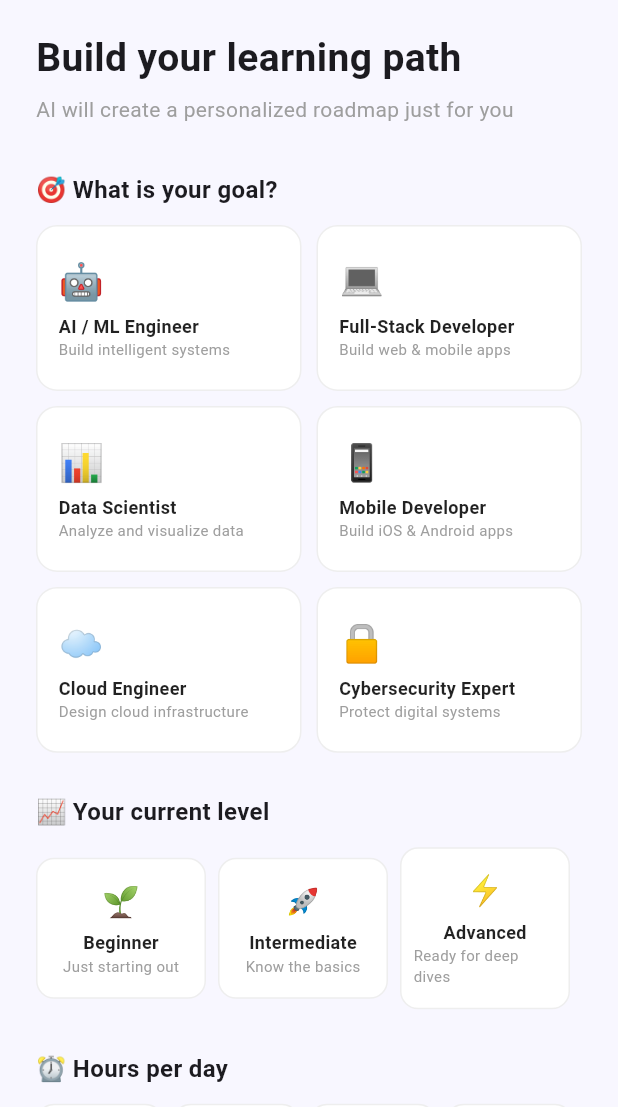
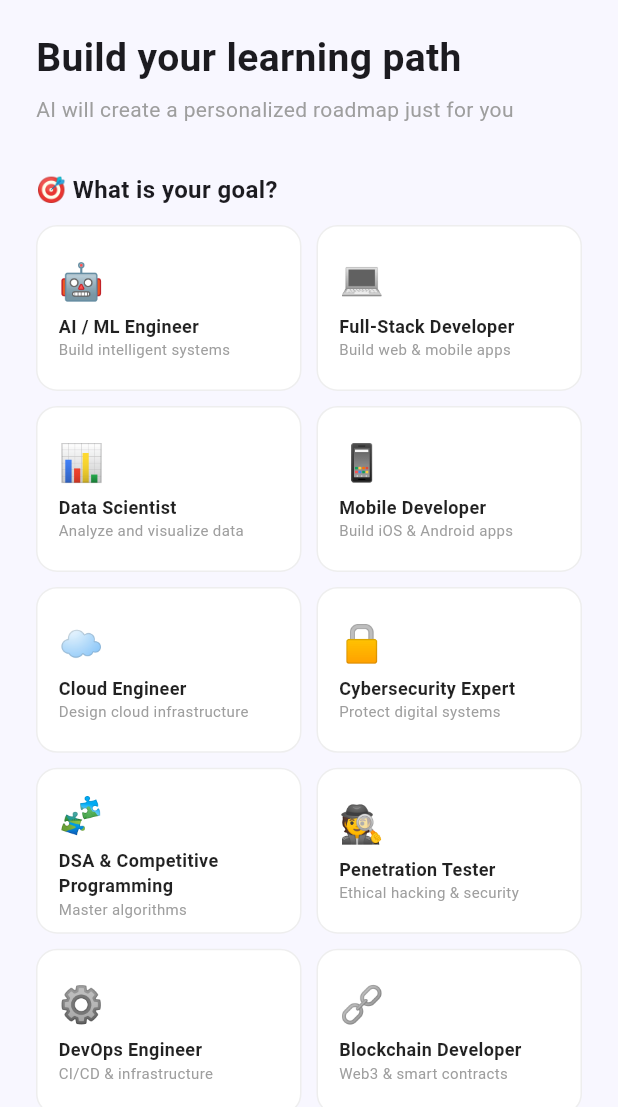
Before and after one commit to malaikaarif/skill-path-ai, a Flutter app: the OnboardingScreen screen opened by its route, on a phone screen of 412 x 824 dp, the part 129-1236 px from its top. Run offline on Flutter 3.47's test engine with Material 3 defaults, Android fonts, the phone set to English and light mode, and no system bars; our stand-ins replace cloud_firestore, firebase_auth, firebase_core, flutter_riverpod, go_router; accounts and stored records are empty; statements that could not run were skipped.

Commit message:
feat: expanded goals + curated resources for DSA, cybersecurity, pentesting, devops, blockchain

```diff
--- a/lib/screens/onboarding_screen.dart
+++ b/lib/screens/onboarding_screen.dart
@@ -22,6 +22,10 @@ class _OnboardingScreenState extends State<OnboardingScreen> {
     {'title': 'Mobile Developer', 'icon': '📱', 'desc': 'Build iOS & Android apps'},
     {'title': 'Cloud Engineer', 'icon': '☁️', 'desc': 'Design cloud infrastructure'},
     {'title': 'Cybersecurity Expert', 'icon': '🔒', 'desc': 'Protect digital systems'},
+    {'title': 'DSA & Competitive Programming', 'icon': '🧩', 'desc': 'Master algorithms'},
+    {'title': 'Penetration Tester', 'icon': '🕵️', 'desc': 'Ethical hacking & security'},
+    {'title': 'DevOps Engineer', 'icon': '⚙️', 'desc': 'CI/CD & infrastructure'},
+    {'title': 'Blockchain Developer', 'icon': '🔗', 'desc': 'Web3 & smart contracts'},
   ];
 
   final levels = [
--- a/lib/services/claude_service.dart
+++ b/lib/services/claude_service.dart
@@ -83,6 +83,47 @@ class ClaudeService {
       {'title': 'CS50 - Free Harvard', 'url': 'https://cs50.harvard.edu/x', 'type': 'course', 'platform': 'Harvard', 'duration': 'Self-paced'},
       {'title': 'Algorithms - Princeton Coursera', 'url': 'https://www.coursera.org/learn/algorithms-part1', 'type': 'course', 'platform': 'Coursera', 'duration': '6 weeks'},
       {'title': 'NeetCode DSA Course', 'url': 'https://neetcode.io/courses/dsa-for-beginners/0', 'type': 'course', 'platform': 'NeetCode', 'duration': 'Self-paced'},
+    ],
+
+    'dsa': [
+      {'title': 'NeetCode DSA Course - Free', 'url': 'https://neetcode.io/courses/dsa-for-beginners/0', 'type': 'course', 'platform': 'NeetCode', 'duration': 'Self-paced'},
+      {'title': 'CS50 - Harvard Free', 'url': 'https://cs50.harvard.edu/x', 'type': 'course', 'platform': 'Harvard', 'duration': 'Self-paced'},
+      {'title': 'Abdul Bari Algorithms', 'url': 'https://www.youtube.com/watch?v=0IAPZzGSbME', 'type': 'video', 'platform': 'YouTube', 'duration': 'Series'},
+    ],
+    'competitive programming': [
+      {'title': 'Codeforces - Free Practice', 'url': 'https://codeforces.com', 'type': 'course', 'platform': 'Codeforces', 'duration': 'Self-paced'},
+      {'title': 'USACO Guide - Free', 'url': 'https://usaco.guide', 'type': 'course', 'platform': 'USACO', 'duration': 'Self-paced'},
+      {'title': 'CP Algorithms', 'url': 'https://cp-algorithms.com', 'type': 'article', 'platform': 'cp-algorithms.com', 'duration': 'Reference'},
+    ],
+    'cybersecurity': [
+      {'title': 'CS50 Cybersecurity - Harvard Free', 'url': 'https://cs50.harvard.edu/cybersecurity', 'type': 'course', 'platform': 'Harvard', 'duration': 'Self-paced'},
+      {'title': 'TryHackMe - Free Tier', 'url': 'https://tryhackme.com', 'type': 'course', 'platform': 'TryHackMe', 'duration': 'Self-paced'},
+      {'title': 'NetworkChuck Security', 'url': 'https://www.youtube.com/@NetworkChuck', 'type': 'video', 'platform': 'YouTube', 'duration': 'Series'},
+    ],
+    'penetration testing': [
+      {'title': 'TCM Security - Free Courses', 'url': 'https://academy.tcm-sec.com', 'type': 'course', 'platform': 'TCM Security', 'duration': 'Self-paced'},
+      {'title': 'HackTheBox Academy - Free', 'url': 'https://academy.hackthebox.com', 'type': 'course', 'platform': 'HackTheBox', 'duration': 'Self-paced'},
+      {'title': 'The Cyber Mentor - Full Ethical Hacking', 'url': 'https://www.youtube.com/watch?v=3Kq1MIfTWCE', 'type': 'video', 'platform': 'YouTube', 'duration': '15 hrs'},
+    ],
+    'devops': [
+      {'title': 'DevOps Roadmap - Free', 'url': 'https://roadmap.sh/devops', 'type': 'article', 'platform': 'roadmap.sh', 'duration': 'Reference'},
+      {'title': 'KodeKloud DevOps - Free Tier', 'url': 'https://kodekloud.com', 'type': 'course', 'platform': 'KodeKloud', 'duration': 'Self-paced'},
+      {'title': 'TechWorld with Nana', 'url': 'https://www.youtube.com/@TechWorldwithNana', 'type': 'video', 'platform': 'YouTube', 'duration': 'Series'},
+    ],
+    'blockchain': [
+      {'title': 'Cyfrin Updraft - Free Web3', 'url': 'https://updraft.cyfrin.io', 'type': 'course', 'platform': 'Cyfrin', 'duration': 'Self-paced'},
+      {'title': 'Alchemy University - Free', 'url': 'https://university.alchemy.com', 'type': 'course', 'platform': 'Alchemy', 'duration': 'Self-paced'},
+      {'title': 'Patrick Collins - Solidity Full Course', 'url': 'https://www.youtube.com/watch?v=gyMwXuJrbJQ', 'type': 'video', 'platform': 'YouTube', 'duration': '32 hrs'},
+    ],
+    'cloud': [
+      {'title': 'AWS Free Tier + Training', 'url': 'https://aws.amazon.com/training/digital', 'type': 'course', 'platform': 'AWS', 'duration': 'Self-paced'},
+      {'title': 'Google Cloud Skills Boost - Free', 'url': 'https://cloudskillsboost.google', 'type': 'course', 'platform': 'Google Cloud', 'duration': 'Self-paced'},
+      {'title': 'FreeCodeCamp Cloud Computing', 'url': 'https://www.youtube.com/watch?v=M988_fsOSWo', 'type': 'video', 'platform': 'YouTube', 'duration': '14 hrs'},
+    ],
+    'web development': [
+      {'title': 'The Odin Project - Free', 'url': 'https://www.theodinproject.com', 'type': 'course', 'platform': 'The Odin Project', 'duration': 'Self-paced'},
+      {'title': 'FreeCodeCamp Web Dev', 'url': 'https://www.freecodecamp.org/learn/responsive-web-design', 'type': 'course', 'platform': 'FreeCodeCamp', 'duration': 'Self-paced'},
+      {'title': 'Traversy Media', 'url': 'https://www.youtube.com/@TraversyMedia', 'type': 'video', 'platform': 'YouTube', 'duration': 'Series'},
     ],
     'sql': [
       {'title': 'SQLZoo - Free Interactive', 'url': 'https://sqlzoo.net', 'type': 'course', 'platform': 'SQLZoo', 'duration': 'Self-paced'},
```
